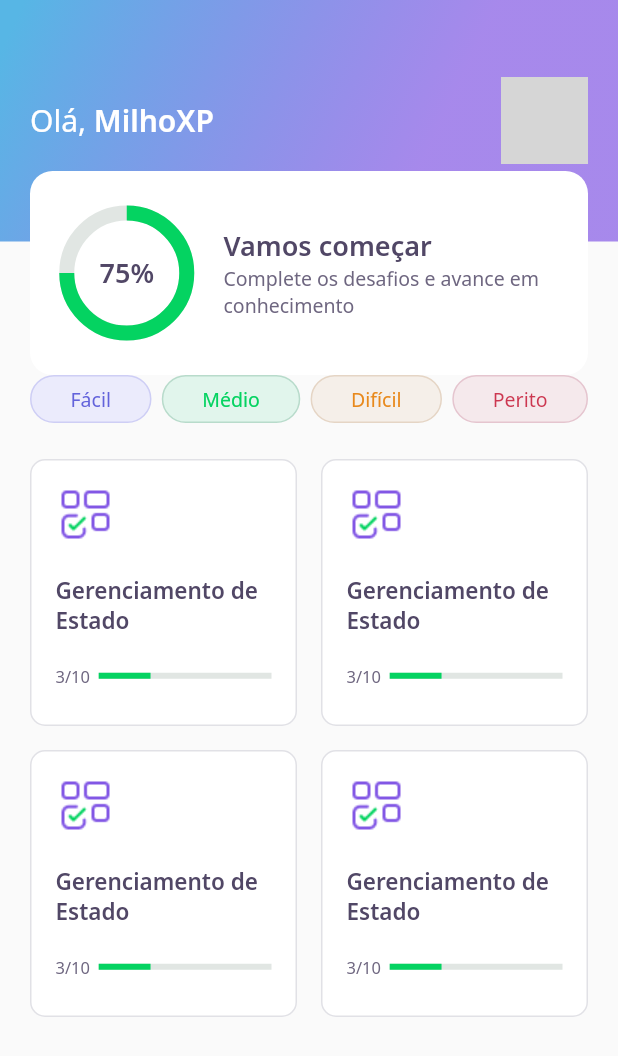
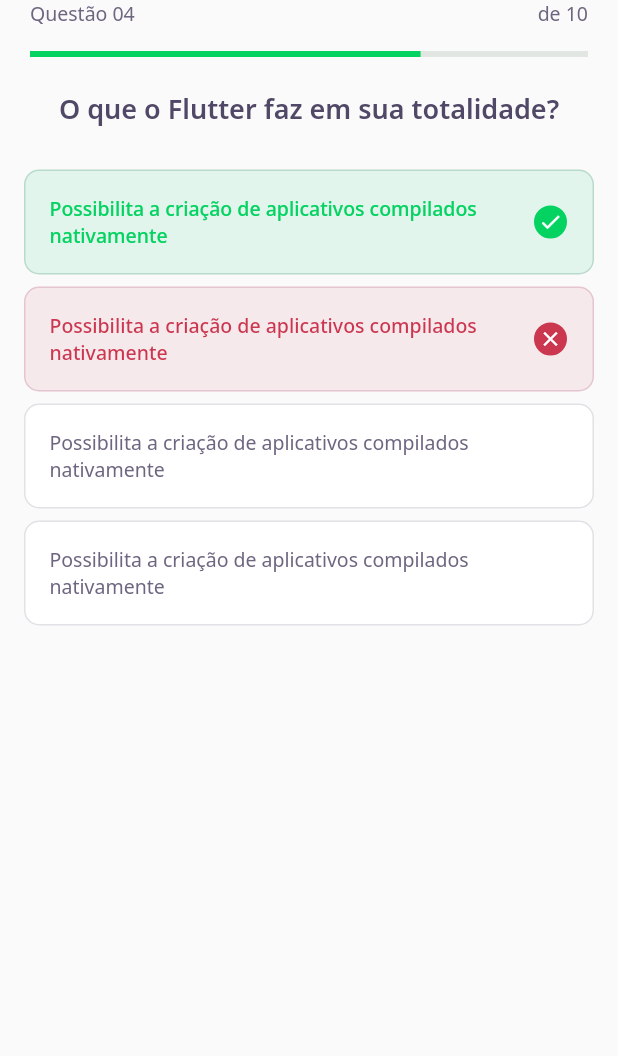
Before and after one commit to luizcarlosdev/dev_quiz, a Flutter app: the screen it shows after launch, on a phone screen of 412 x 824 dp. Shown: the top 1056 px of the screen. Run offline on Flutter 3.47's test engine with Material 2 defaults, Android fonts, the phone set to English and light mode, and no system bars; our stand-ins replace google_fonts; grey boxes are pictures that could not be loaded.

Commit message:
day02 - quiz_widget

```diff
--- /dev/null
+++ b/lib/challenge/challenge_page.dart
@@ -0,0 +1,24 @@
+import 'package:dev_quiz/challenge/widgets/question_indicator/question_indicator_widget.dart';
+import 'package:dev_quiz/challenge/widgets/quiz/quiz_widget.dart';
+import 'package:flutter/material.dart';
+
+class ChallengePage extends StatefulWidget {
+  ChallengePage({Key? key}) : super(key: key);
+
+  @override
+  _ChallengePageState createState() => _ChallengePageState();
+}
+
+class _ChallengePageState extends State<ChallengePage> {
+  @override
+  Widget build(BuildContext context) {
+    return Scaffold(
+        appBar: PreferredSize(
+          preferredSize: Size.fromHeight(60),
+          child: SafeArea(
+            child: QuestionIndicatorWidget(),
+          ),
+        ),
+        body: QuizWidget(title: "O que o Flutter faz em sua totalidade?"));
+  }
+}
--- /dev/null
+++ b/lib/challenge/widgets/answer/answer_widget.dart
@@ -0,0 +1,85 @@
+import 'package:dev_quiz/core/app_colors.dart';
+import 'package:dev_quiz/core/core.dart';
+import 'package:flutter/material.dart';
+
+class AnswerWidget extends StatelessWidget {
+  final String title;
+
+  final bool isRight;
+  final bool isSelected;
+
+  const AnswerWidget({
+    Key? key,
+    required this.title,
+    this.isRight = false,
+    this.isSelected = false,
+  }) : super(key: key);
+
+  Color get _selectedColorRight =>
+      isRight ? AppColors.darkGreen : AppColors.darkRed;
+
+  Color get _selectedBorderRight =>
+      isRight ? AppColors.lightGreen : AppColors.lightRed;
+
+  Color get _selectedColorCardRight =>
+      isRight ? AppColors.lightGreen : AppColors.lightRed;
+
+  Color get _selectedBorderCardRight =>
+      isRight ? AppColors.green : AppColors.red;
+
+  TextStyle get _selectedTextStyleRight =>
+      isRight ? AppTextStyles.bodyDarkGreen : AppTextStyles.bodyDarkRed;
+
+  IconData get _selectedIconRight => isRight ? Icons.check : Icons.close;
+
+  @override
+  Widget build(BuildContext context) {
+    return Padding(
+      padding: const EdgeInsets.symmetric(horizontal: 16, vertical: 4),
+      child: Container(
+        padding: EdgeInsets.all(16),
+        decoration: BoxDecoration(
+          color: isSelected ? _selectedColorCardRight : AppColors.white,
+          borderRadius: BorderRadius.circular(10),
+          border: Border.fromBorderSide(
+            BorderSide(
+                color:
+                    isSelected ? _selectedBorderCardRight : AppColors.border),
+          ),
+        ),
+        child: Row(
+          mainAxisAlignment: MainAxisAlignment.spaceBetween,
+          children: [
+            Expanded(
+              child: Text(
+                title,
+                style:
+                    isSelected ? _selectedTextStyleRight : AppTextStyles.body,
+              ),
+            ),
+            Container(
+              width: 24,
+              height: 24,
+              decoration: BoxDecoration(
+                color: isSelected ? _selectedColorRight : AppColors.white,
+                borderRadius: BorderRadius.circular(500),
+                border: Border.fromBorderSide(
+                  BorderSide(
+                      color:
+                          isSelected ? _selectedBorderRight : AppColors.white),
+                ),
+              ),
+              child: isSelected
+                  ? Icon(
+                      _selectedIconRight,
+                      size: 16,
+                      color: Colors.white,
+                    )
+                  : null,
+            ),
+          ],
+        ),
+      ),
+    );
+  }
+}
--- /dev/null
+++ b/lib/challenge/widgets/question_indicator/question_indicator_widget.dart
@@ -0,0 +1,34 @@
+import 'package:dev_quiz/core/core.dart';
+import 'package:dev_quiz/shared/widgets/progress/progress_indicator_widget.dart';
+import 'package:flutter/material.dart';
+
+class QuestionIndicatorWidget extends StatelessWidget {
+  const QuestionIndicatorWidget({Key? key}) : super(key: key);
+
+  @override
+  Widget build(BuildContext context) {
+    return Container(
+      padding: const EdgeInsets.symmetric(horizontal: 20),
+      child: Column(
+        children: [
+          Row(
+            mainAxisAlignment: MainAxisAlignment.spaceBetween,
+            children: [
+              Text(
+                "Questão 04",
+                style: AppTextStyles.body,
+              ),
+              Text("de 10", style: AppTextStyles.body),
+            ],
+          ),
+          SizedBox(
+            height: 16,
+          ),
+          ProgressIndicatorWidget(
+            value: 0.7,
+          ),
+        ],
+      ),
+    );
+  }
+}
--- /dev/null
+++ b/lib/challenge/widgets/quiz/quiz_widget.dart
@@ -0,0 +1,41 @@
+import 'package:dev_quiz/challenge/widgets/answer/answer_widget.dart';
+import 'package:dev_quiz/core/app_text_styles.dart';
+import 'package:flutter/material.dart';
+
+class QuizWidget extends StatelessWidget {
+  final String title;
+  const QuizWidget({Key? key, required this.title}) : super(key: key);
+
+  @override
+  Widget build(BuildContext context) {
+    return Container(
+      child: Column(
+        children: [
+          Text(
+            title,
+            style: AppTextStyles.heading,
+          ),
+          SizedBox(
+            height: 24,
+          ),
+          AnswerWidget(
+              isRight: true,
+              isSelected: true,
+              title:
+                  "Possibilita a criação de aplicativos compilados nativamente"),
+          AnswerWidget(
+              isRight: false,
+              isSelected: true,
+              title:
+                  "Possibilita a criação de aplicativos compilados nativamente"),
+          AnswerWidget(
+              title:
+                  "Possibilita a criação de aplicativos compilados nativamente"),
+          AnswerWidget(
+              title:
+                  "Possibilita a criação de aplicativos compilados nativamente"),
+        ],
+      ),
+    );
+  }
+}
--- a/lib/core/app_widget.dart
+++ b/lib/core/app_widget.dart
@@ -1,4 +1,5 @@
 //import 'package:DevQuiz/home/home_page.dart';
+import 'package:dev_quiz/challenge/challenge_page.dart';
 import 'package:dev_quiz/home/home_page.dart';
 import 'package:dev_quiz/splash/splash_page.dart';
 import 'package:flutter/material.dart';
@@ -8,7 +9,7 @@ class AppWidget extends StatelessWidget {
   Widget build(BuildContext context) {
     return MaterialApp(
       title: "DevQuiz",
-      home: HomePage(),
+      home: ChallengePage(),
     );
   }
 }
--- a/lib/home/widgets/quiz_card/quiz_card_widget.dart
+++ b/lib/home/widgets/quiz_card/quiz_card_widget.dart
@@ -1,4 +1,5 @@
 import 'package:dev_quiz/core/core.dart';
+import 'package:dev_quiz/shared/widgets/progress/progress_indicator_widget.dart';
 import 'package:flutter/material.dart';
 
 class QuizCardWidget extends StatelessWidget {
@@ -41,15 +42,12 @@ class QuizCardWidget extends StatelessWidget {
               ),
               Expanded(
                 flex: 4,
-                child: LinearProgressIndicator(
+                child: ProgressIndicatorWidget(
                   value: 0.3,
-                  backgroundColor: AppColors.chartSecondary,
-                  valueColor:
-                      AlwaysStoppedAnimation<Color>(AppColors.chartPrimary),
                 ),
               ),
             ],
-          )
+          ),
         ],
       ),
     );
--- /dev/null
+++ b/lib/shared/widgets/progress/progress_indicator_widget.dart
@@ -0,0 +1,17 @@
+import 'package:dev_quiz/core/core.dart';
+import 'package:flutter/material.dart';
+
+class ProgressIndicatorWidget extends StatelessWidget {
+  final double value;
+  const ProgressIndicatorWidget({Key? key, required this.value})
+      : super(key: key);
+
+  @override
+  Widget build(BuildContext context) {
+    return LinearProgressIndicator(
+      value: this.value,
+      backgroundColor: AppColors.chartSecondary,
+      valueColor: AlwaysStoppedAnimation<Color>(AppColors.chartPrimary),
+    );
+  }
+}
```
